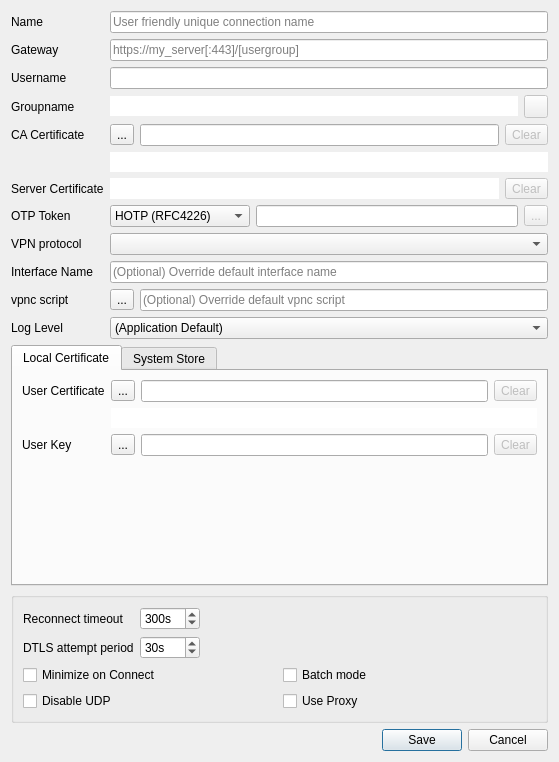
Qt form src/dialog/editdialog.ui (maxsky/openconnect-gui) before a commit.
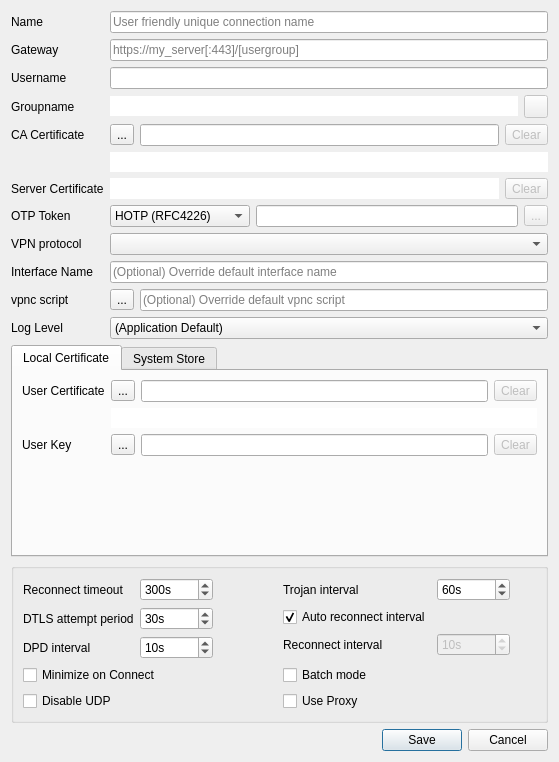
The same form after that commit. Icons and pictures are not drawn.

Commit message: Add support for some reconnect and disconnect detection options

The edit to the form file:
```diff
--- a/src/dialog/editdialog.ui
+++ b/src/dialog/editdialog.ui
@@ -2,6 +2,9 @@
 <ui version="4.0">
  <class>EditDialog</class>
  <widget class="QDialog" name="EditDialog">
+  <property name="enabled">
+   <bool>true</bool>
+  </property>
   <property name="geometry">
    <rect>
     <x>0</x>
@@ -569,9 +572,11 @@
     <widget class="QGroupBox" name="settingsGroupBox">
      <layout class="QVBoxLayout" name="verticalLayout_4">
       <item>
+       <layout class="QHBoxLayout" name="horizontalLayout_2">
+        <item>
        <layout class="QFormLayout" name="formLayout_4">
         <property name="fieldGrowthPolicy">
-         <enum>QFormLayout::ExpandingFieldsGrow</enum>
+           <enum>QFormLayout::FieldGrowthPolicy::FieldsStayAtSizeHint</enum>
         </property>
         <item row="0" column="0">
          <widget class="QLabel" name="reconnectTimeoutLabel">
@@ -590,10 +595,10 @@
            <string>s</string>
           </property>
           <property name="minimum">
-           <number>1</number>
+             <number>-1</number>
           </property>
           <property name="maximum">
-           <number>1000</number>
+             <number>1000000</number>
           </property>
           <property name="value">
            <number>300</number>
@@ -613,13 +618,95 @@
            <string>s</string>
           </property>
           <property name="maximum">
-           <number>1000</number>
+             <number>1000000</number>
           </property>
           <property name="value">
            <number>30</number>
           </property>
          </widget>
         </item>
+          <item row="2" column="0">
+           <widget class="QLabel" name="dpdIntervalLabel">
+            <property name="text">
+             <string>DPD interval</string>
+            </property>
+           </widget>
+          </item>
+          <item row="2" column="1">
+           <widget class="QSpinBox" name="dpdIntervalSpinBox">
+            <property name="suffix">
+             <string>s</string>
+            </property>
+            <property name="maximum">
+             <number>1000000</number>
+            </property>
+            <property name="value">
+             <number>10</number>
+            </property>
+           </widget>
+          </item>
+         </layout>
+        </item>
+        <item>
+         <layout class="QFormLayout" name="formLayout_8">
+          <property name="fieldGrowthPolicy">
+           <enum>QFormLayout::FieldGrowthPolicy::FieldsStayAtSizeHint</enum>
+          </property>
+          <item row="0" column="0">
+           <widget class="QLabel" name="trojanIntervalLabel">
+            <property name="text">
+             <string>Trojan interval</string>
+            </property>
+           </widget>
+          </item>
+          <item row="0" column="1">
+           <widget class="QSpinBox" name="trojanIntervalSpinBox">
+            <property name="suffix">
+             <string>s</string>
+            </property>
+            <property name="maximum">
+             <number>1000000</number>
+            </property>
+            <property name="value">
+             <number>60</number>
+            </property>
+           </widget>
+          </item>
+          <item row="1" column="0">
+           <widget class="QCheckBox" name="autoReconnectIntervalCheckBox">
+            <property name="text">
+             <string>Auto reconnect interval</string>
+            </property>
+            <property name="checked">
+             <bool>true</bool>
+            </property>
+           </widget>
+          </item>
+          <item row="2" column="1">
+           <widget class="QSpinBox" name="reconnectIntervalSpinBox">
+            <property name="enabled">
+             <bool>false</bool>
+            </property>
+            <property name="suffix">
+             <string>s</string>
+            </property>
+            <property name="maximum">
+             <number>1000000</number>
+            </property>
+            <property name="value">
+             <number>10</number>
+            </property>
+           </widget>
+          </item>
+          <item row="2" column="0">
+           <widget class="QLabel" name="reconnectIntervalLabel">
+            <property name="text">
+             <string>Reconnect interval</string>
+            </property>
+           </widget>
+          </item>
+         </layout>
+        </item>
        </layout>
       </item>
       <item>
```
Left out of the diff: 27 changed lines with no effect on the pictures. Lines whose indentation alone changed are shown as unchanged. The commit also changes 4 other files.
